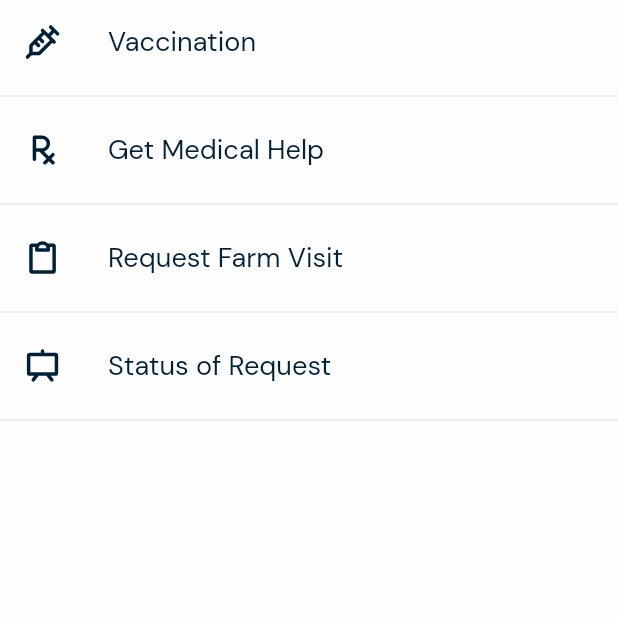
After one commit to podii-community/e-poultry, a Flutter app: the ExtensionService screen opened directly, on a phone screen of 412 x 824 dp, the top half of it. The commit adds this screen. Run offline on Flutter 3.47's test engine with Material 2 defaults, Android fonts, the phone set to English and light mode, and no system bars; our stand-ins replace dropdown_search, flutter_form_builder, fluttertoast, form_builder_validators, geolocator, get and 7 more; missing offline and left inert: string_extensions; accounts and stored records are empty.

Commit message:
Add e-extension module to bottom app bar

```diff
--- a/lib/pages/farm/dashboard/farm_dashboard_page.dart
+++ b/lib/pages/farm/dashboard/farm_dashboard_page.dart
@@ -1,8 +1,8 @@
-
 import 'package:epoultry/graphql/query_document_provider.dart';
 import 'package:epoultry/pages/farm/batch/list_batches_page.dart';
 import 'package:epoultry/pages/farm/dashboard/dashboard_page.dart';
 import 'package:epoultry/pages/farm/drawer/drawer_page.dart';
+import 'package:epoultry/pages/farm/e-extension/extension_services.dart';
 import 'package:epoultry/pages/farm/farm-managers/profile_page.dart';
 import 'package:epoultry/theme/colors.dart';
 import 'package:epoultry/widgets/appbar_widget.dart';
@@ -31,6 +31,7 @@ class _FarmDashboardPageState extends State<FarmDashboardPage> {
 
   static final List<Widget> _pages = <Widget>[
     const DashboardPage(),
+    const ExtensionService(),
     const ListBatchPage(),
     const ProfilePage(
       showAppbar: false,
@@ -98,7 +99,6 @@ class _FarmDashboardPageState extends State<FarmDashboardPage> {
         options: QueryOptions(
           document: gql(context.queries.getContractors()),
           fetchPolicy: FetchPolicy.noCache,
-          pollInterval: const Duration(minutes: 2),
         ),
         builder: (QueryResult result,
             {VoidCallback? refetch, FetchMore? fetchMore}) {
@@ -136,6 +136,10 @@ class _FarmDashboardPageState extends State<FarmDashboardPage> {
                   label: "Home",
                 ),
                 BottomNavigationBarItem(
+                  icon: Icon(PhosphorIcons.person),
+                  label: "E-extension",
+                ),
+                BottomNavigationBarItem(
                     icon: Icon(PhosphorIcons.plus), label: "Manage Batch"),
                 BottomNavigationBarItem(
                     icon: Icon(PhosphorIcons.userPlus), label: "Profile"),
--- /dev/null
+++ b/lib/pages/farm/e-extension/extension_services.dart
@@ -0,0 +1,64 @@
+import 'package:epoultry/theme/colors.dart';
+import 'package:flutter/material.dart';
+import 'package:flutter/src/widgets/container.dart';
+import 'package:flutter/src/widgets/framework.dart';
+import 'package:phosphor_flutter/phosphor_flutter.dart';
+import 'package:sizer/sizer.dart';
+
+class ExtensionService extends StatelessWidget {
+  const ExtensionService({super.key});
+
+  @override
+  Widget build(BuildContext context) {
+    return Scaffold(
+      body: ListView(
+        children: [
+          ListTile(
+            leading: Icon(
+              PhosphorIcons.syringeBold,
+              color: CustomColors.textPrimary,
+              size: 3.h,
+            ),
+            title: Text('Vaccination',
+                style: TextStyle(
+                    color: CustomColors.textPrimary, fontSize: 2.2.h)),
+          ),
+          Divider(),
+          ListTile(
+            leading: Icon(
+              PhosphorIcons.prescriptionBold,
+              color: CustomColors.textPrimary,
+              size: 3.h,
+            ),
+            title: Text('Get Medical Help',
+                style: TextStyle(
+                    color: CustomColors.textPrimary, fontSize: 2.2.h)),
+          ),
+          Divider(),
+          ListTile(
+            leading: Icon(
+              PhosphorIcons.clipboardBold,
+              color: CustomColors.textPrimary,
+              size: 3.h,
+            ),
+            title: Text('Request Farm Visit',
+                style: TextStyle(
+                    color: CustomColors.textPrimary, fontSize: 2.2.h)),
+          ),
+          Divider(),
+          ListTile(
+            leading: Icon(
+              PhosphorIcons.presentationBold,
+              color: CustomColors.textPrimary,
+              size: 3.h,
+            ),
+            title: Text('Status of Request',
+                style: TextStyle(
+                    color: CustomColors.textPrimary, fontSize: 2.2.h)),
+          ),
+          Divider(),
+        ],
+      ),
+    );
+  }
+}
```
